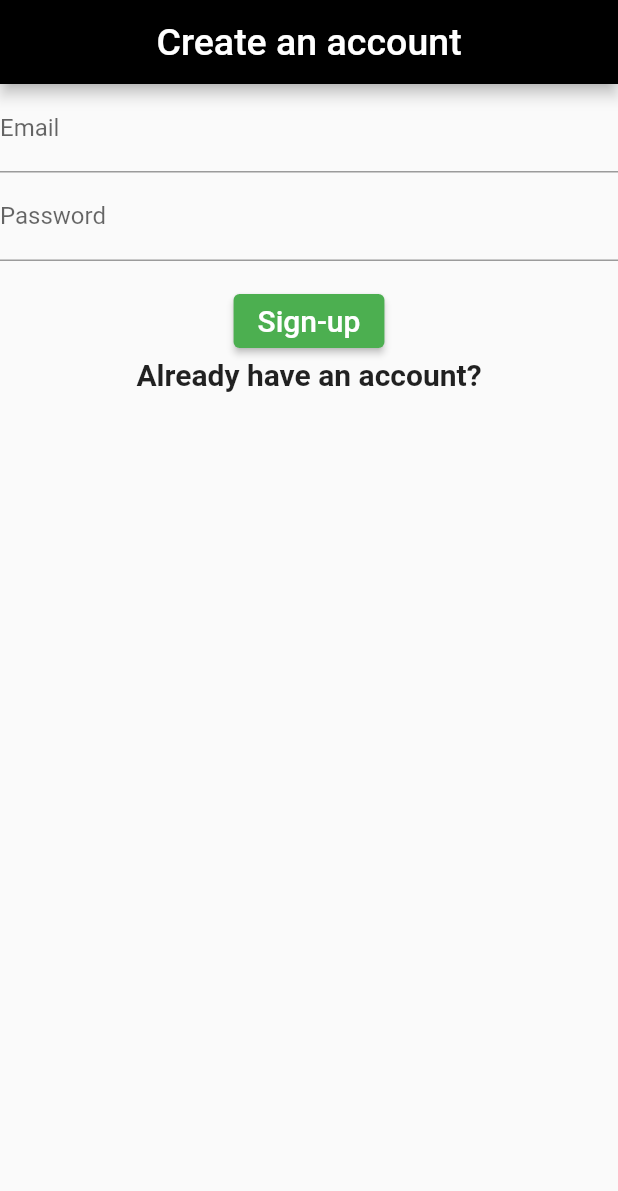
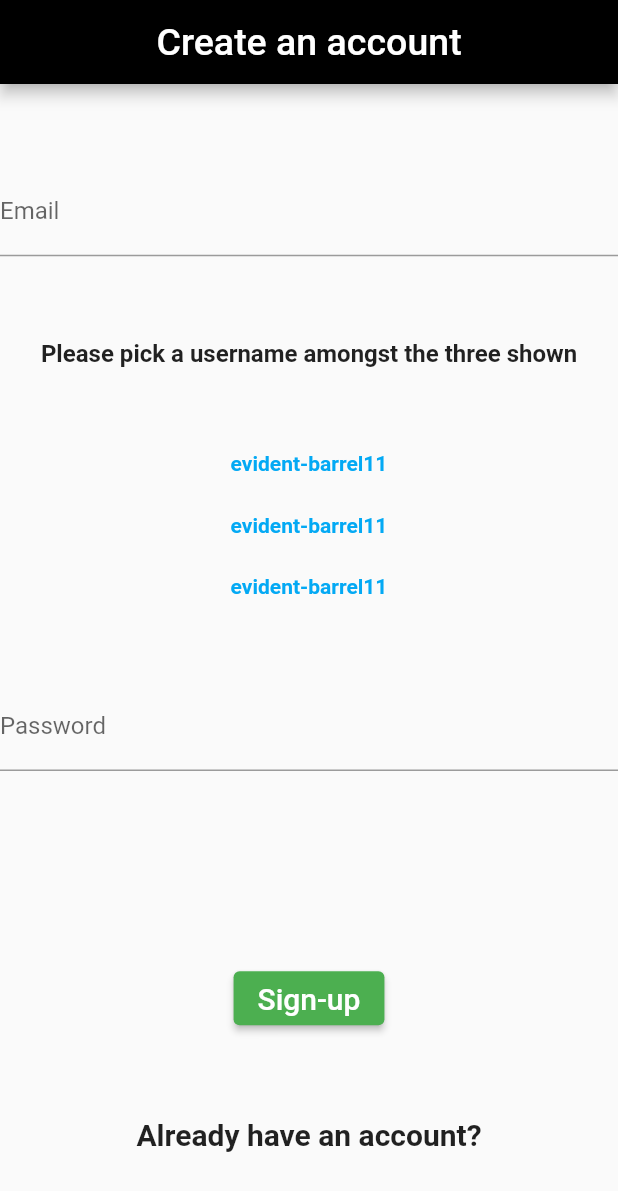
Before and after one commit to Y3-Project/GeoEyeApp, a Flutter app: the SignUpPage screen opened directly, on a phone screen of 412 x 824 dp. Shown: the top 1191 px of the screen. Run offline on Flutter 3.47's test engine with Material 2 defaults, Android fonts, the phone set to English and light mode, and no system bars; our stand-ins replace animated_splash_screen, email_validator, firebase_auth, firebase_core, lottie, page_transition; accounts and stored records are empty.

Commit message:
changed sign-up page UI

```diff
--- a/lib/create_account_page.dart
+++ b/lib/create_account_page.dart
@@ -19,7 +19,11 @@ class _SignUpPageState extends State<SignUpPage> {
   final TextEditingController _controllerEmail = TextEditingController();
   final TextEditingController _controllerPassword = TextEditingController();
   String? error = '';
-  //String username = UsernameGen().generate();
+  String username = '';
+
+  String username1 = UsernameGen().generate();
+  String username2 = UsernameGen().generate();
+  String username3 = UsernameGen().generate();
 
   onRefresh(userCred) {
     setState(() {
@@ -62,11 +66,45 @@ class _SignUpPageState extends State<SignUpPage> {
           title:
               const Text('Create an account', style: TextStyle(fontSize: 25)),
         ),
-        body: Column(children: [
+        body:
+            Column(mainAxisAlignment: MainAxisAlignment.spaceEvenly, children: [
           TextFormField(
             controller: _controllerEmail,
             decoration: const InputDecoration(labelText: "Email"),
           ),
+          Text("Please pick a username amongst the three shown",
+              style: TextStyle(fontWeight: FontWeight.bold, fontSize: 16)),
+          Column(mainAxisAlignment: MainAxisAlignment.spaceEvenly, children: [
+            GestureDetector(
+                onTap: () {
+                  username = username1;
+                },
+                child: Text(username1,
+                    style: TextStyle(
+                        fontWeight: FontWeight.bold,
+                        fontSize: 14,
+                        color: Colors.lightBlue))),
+            SizedBox(height: 25),
+            GestureDetector(
+                onTap: () {
+                  username = username2;
+                },
+                child: Text(username2,
+                    style: TextStyle(
+                        fontWeight: FontWeight.bold,
+                        fontSize: 14,
+                        color: Colors.lightBlue))),
+            SizedBox(height: 25),
+            GestureDetector(
+                onTap: () {
+                  username = username3;
+                },
+                child: Text(username3,
+                    style: TextStyle(
+                        fontWeight: FontWeight.bold,
+                        fontSize: 14,
+                        color: Colors.lightBlue)))
+          ]),
           TextFormField(
             controller: _controllerPassword,
             obscureText: true,
@@ -79,9 +117,9 @@ class _SignUpPageState extends State<SignUpPage> {
             onPressed: () {
               createUser();
             },
-            child: const Text(
+            child: Text(
               style: TextStyle(fontSize: 20),
-              "Sign-up",
+              'Sign-up',
             ),
           ),
           GestureDetector(
```
